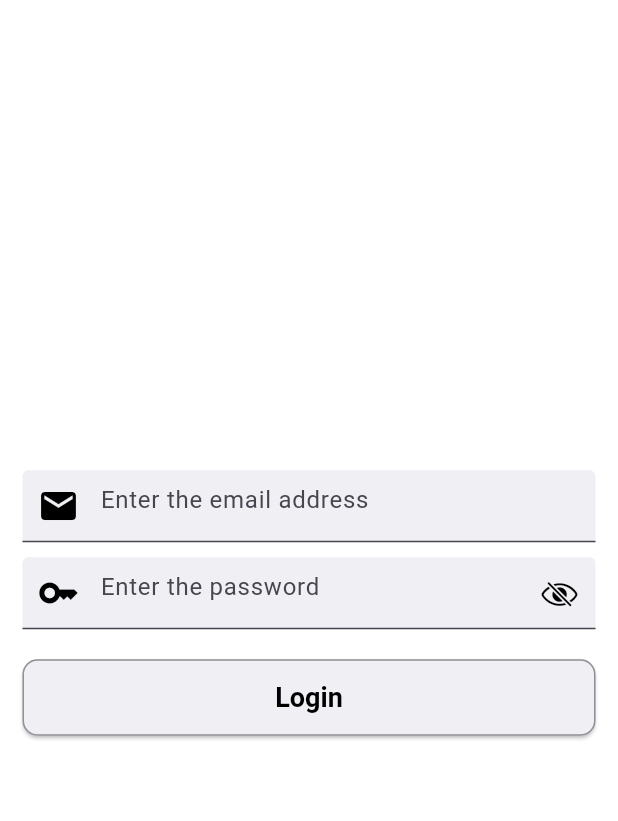
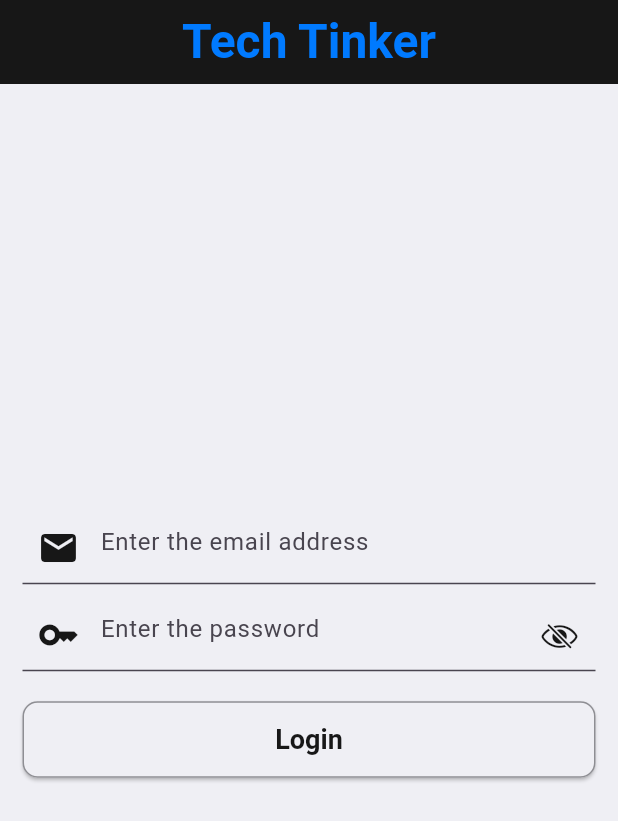
Before and after one commit to ak1m1tsu/tech-tinker, a Flutter app: the screen it shows after launch, on a phone screen of 412 x 824 dp. Shown: the top 821 px of the screen. Run offline on Flutter 3.47's test engine with Material 3 defaults, Android fonts, the phone set to English and light mode, and no system bars; drawn by our look-alikes of modal_progress_hud_nsn.

Commit message:
fix: colors, added app bar to login screen

```diff
--- a/mobile/lib/screens/login_screen.dart
+++ b/mobile/lib/screens/login_screen.dart
@@ -1,5 +1,6 @@
 import 'package:flutter/cupertino.dart';
 import 'package:flutter/material.dart';
+import 'package:tech_tinker/constants.dart';
 import 'package:tech_tinker/widgets/login_form.dart';
 
 class LoginScreen extends StatelessWidget {
@@ -7,9 +8,21 @@ class LoginScreen extends StatelessWidget {
 
   @override
   Widget build(BuildContext context) {
-    return const Scaffold(
-      backgroundColor: CupertinoColors.white,
-      body: Center(
+    return Scaffold(
+      appBar: AppBar(
+        backgroundColor: CupertinoColors.darkBackgroundGray,
+        title: const Text(
+          appName,
+          style: TextStyle(
+            color: CupertinoColors.activeBlue,
+            fontWeight: FontWeight.bold,
+            fontSize: 32,
+          ),
+        ),
+        centerTitle: true,
+      ),
+      backgroundColor: CupertinoColors.extraLightBackgroundGray,
+      body: const Center(
         child: SingleChildScrollView(
           child: LoginForm(),
         ),
--- a/mobile/lib/widgets/login_form.dart
+++ b/mobile/lib/widgets/login_form.dart
@@ -28,10 +28,10 @@ class _LoginFormState extends State<LoginForm> {
   @override
   Widget build(BuildContext context) {
     return ModalProgressHUD(
-      color: CupertinoColors.black,
+      color: CupertinoColors.darkBackgroundGray,
       progressIndicator: const CircularProgressIndicator(
-        color: CupertinoColors.black,
-        backgroundColor: CupertinoColors.black,
+        color: CupertinoColors.darkBackgroundGray,
+        backgroundColor: CupertinoColors.darkBackgroundGray,
       ),
       inAsyncCall: _isAPICallProcess,
       child: Form(
@@ -47,7 +47,7 @@ class _LoginFormState extends State<LoginForm> {
                 decoration: const InputDecoration(
                   prefixIcon: Icon(
                     Icons.email,
-                    color: CupertinoColors.black,
+                    color: CupertinoColors.darkBackgroundGray,
                     size: 28,
                   ),
                   border: UnderlineInputBorder(),
@@ -74,7 +74,7 @@ class _LoginFormState extends State<LoginForm> {
                 decoration: InputDecoration(
                   prefixIcon: const Icon(
                     Icons.key,
-                    color: CupertinoColors.black,
+                    color: CupertinoColors.darkBackgroundGray,
                     size: 28,
                   ),
                   suffixIcon: IconButton(
@@ -87,7 +87,7 @@ class _LoginFormState extends State<LoginForm> {
                       _passwordVisible
                           ? CupertinoIcons.eye
                           : CupertinoIcons.eye_slash,
-                      color: CupertinoColors.black,
+                      color: CupertinoColors.darkBackgroundGray,
                     ),
                   ),
                   border: const UnderlineInputBorder(),
@@ -120,7 +120,7 @@ class _LoginFormState extends State<LoginForm> {
                   textStyle: const TextStyle(
                     fontWeight: FontWeight.bold,
                     fontSize: 18,
-                    color: CupertinoColors.black,
+                    color: CupertinoColors.darkBackgroundGray,
                   ),
                 ),
                 onPressed: () {
@@ -145,7 +145,7 @@ class _LoginFormState extends State<LoginForm> {
                 child: const Text(
                   "Login",
                   style: TextStyle(
-                    color: CupertinoColors.black,
+                    color: CupertinoColors.darkBackgroundGray,
                   ),
                 ),
               ),
--- a/mobile/lib/widgets/settings_card.dart
+++ b/mobile/lib/widgets/settings_card.dart
@@ -7,8 +7,8 @@ class SettingsCard extends StatelessWidget {
     required this.text,
     required this.icon,
     required this.onTap,
-    this.textColor = CupertinoColors.black,
-    this.backgroundColor = CupertinoColors.white,
+    this.textColor = CupertinoColors.darkBackgroundGray,
+    this.backgroundColor = CupertinoColors.extraLightBackgroundGray,
   });
 
   final String text;
```
